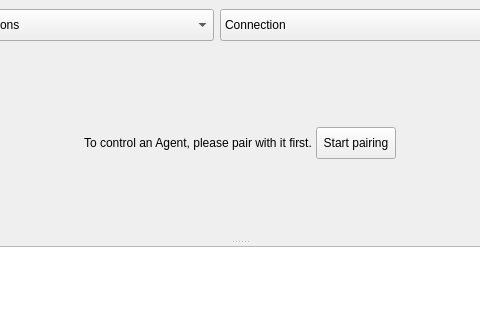
Above: src/libs/libremote/ui/RemoteWindow.ui from mrdeveloperdude/OctoMY before the change; both pictures show x 108 to 588 and y 0 to 320 of the 696 by 666 pixel window. Below: the same form after it.
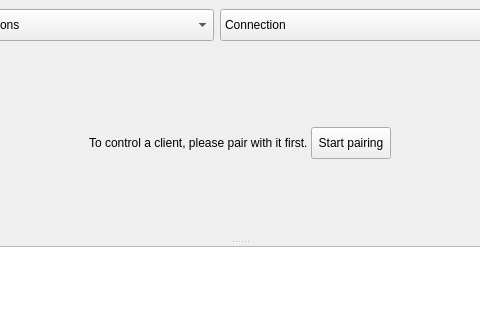
That is the form after the change. Icons and pictures are not drawn. Custom widgets are drawn as their Qt base class.

What changed in the file:
```diff
--- a/src/libs/libremote/ui/RemoteWindow.ui
+++ b/src/libs/libremote/ui/RemoteWindow.ui
@@ -232,7 +232,7 @@
                  <item>
                   <widget class="QLabel" name="label">
                    <property name="text">
-                    <string>To control an Agent, please pair with it first. </string>
+                    <string>To control a client, please pair with it first. </string>
                    </property>
                   </widget>
                  </item>
```
Left out of the diff: 2 changed lines with no effect on the pictures.
